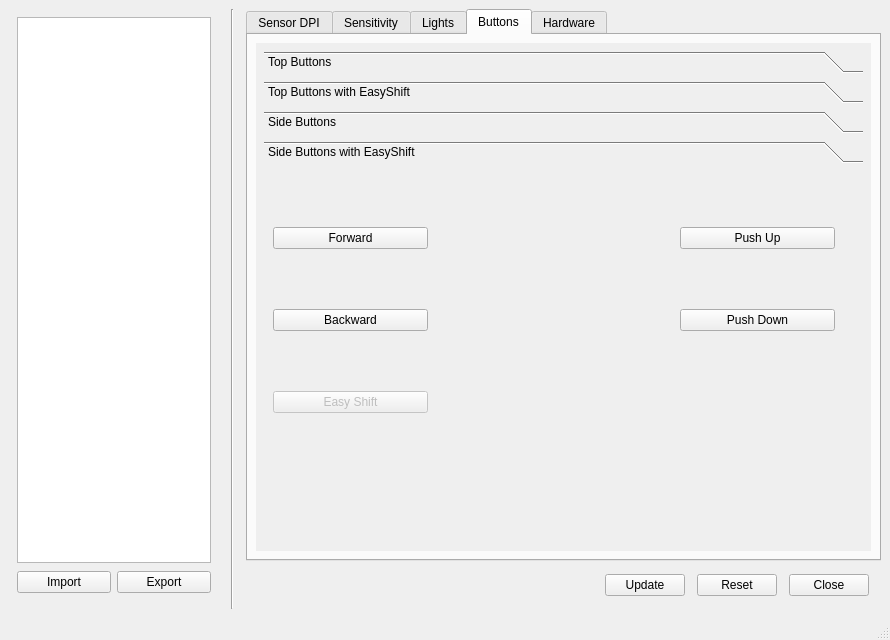
First picture: the form in rtmainwindow.ui, repository britus/RoccatTyon, before the edit.
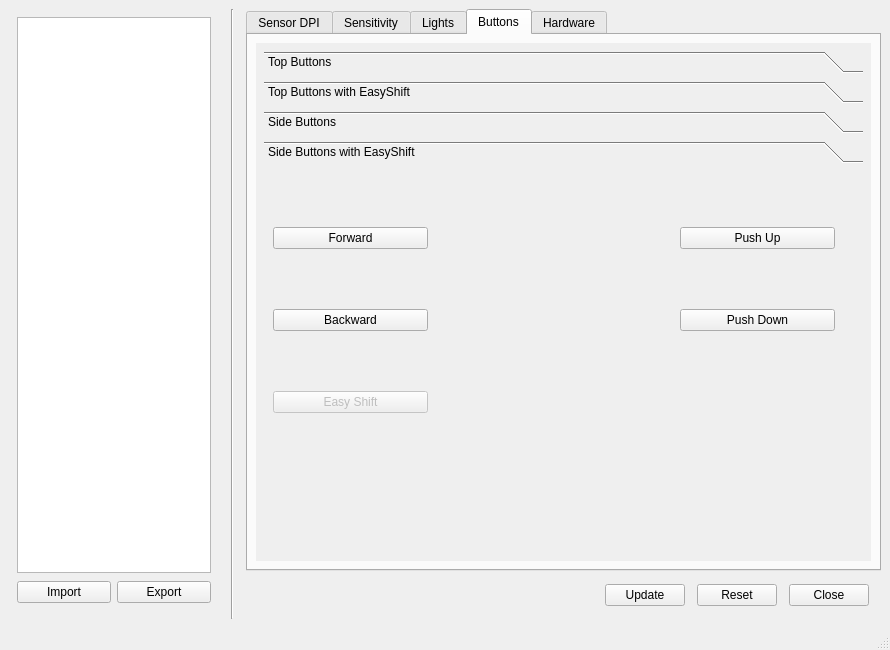
Second picture: the form after the edit. The open tabs and pages were chosen to show the change. Icons and pictures are not drawn.

```diff
--- a/rtmainwindow.ui
+++ b/rtmainwindow.ui
@@ -7,13 +7,13 @@
     <x>0</x>
     <y>0</y>
     <width>890</width>
-    <height>640</height>
+    <height>650</height>
    </rect>
   </property>
   <property name="minimumSize">
    <size>
     <width>890</width>
-    <height>640</height>
+    <height>650</height>
    </size>
   </property>
   <property name="windowTitle">
@@ -1444,7 +1444,7 @@
                    <x>0</x>
                    <y>0</y>
                    <width>609</width>
-                   <height>463</height>
+                   <height>469</height>
                   </rect>
                  </property>
                  <layout class="QVBoxLayout" name="verticalLayout_10">
@@ -2179,7 +2179,7 @@
                        <x>0</x>
                        <y>0</y>
                        <width>593</width>
-                       <height>319</height>
+                       <height>325</height>
                       </rect>
                      </property>
                      <attribute name="label">
```
Left out of the diff: 8 changed lines with no effect on the pictures.
